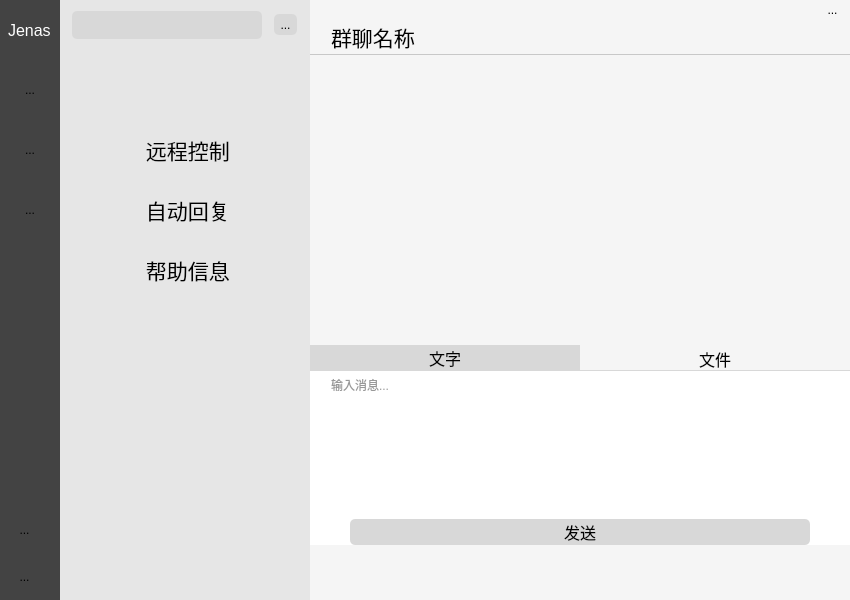
The window that ui_minewx.ui (PengJenas/MineWechat) describes before a commit, drawn with Qt 5.
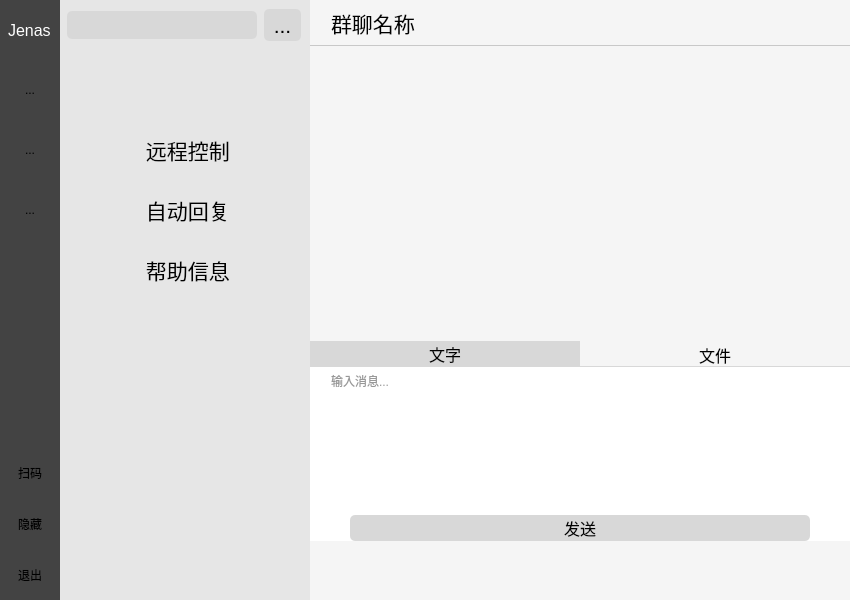
The same window after the commit. The open tabs and pages were chosen to show the change. Icons and pictures are not drawn.

```diff
--- a/ui_minewx.ui
+++ b/ui_minewx.ui
@@ -53,12 +53,12 @@
     <string notr="true">QWidget#verticalWidget_1{
 background-color: rgb(67, 67, 67);
 }
-QLabel{
+QLabel#label_name{
 font: 12pt;
 color:#FFFFFF;
 padding:0px 0px 0px 4px;
 }
-QLabel:hover,QLabel:presse{
+QLabel#label_name:hover,QLabel#label_name:presse{
 background-color:rgb(160, 160, 160);
 }
 QToolButton{
@@ -245,7 +245,7 @@
     <item>
      <widget class="QToolButton" name="toolButton_18login">
       <property name="text">
-       <string>...</string>
+       <string>扫码</string>
       </property>
       <property name="icon">
        <iconset resource="img.qrc">
@@ -257,12 +257,32 @@
         <height>30</height>
        </size>
       </property>
+      <property name="toolButtonStyle">
+       <enum>Qt::ToolButtonIconOnly</enum>
+      </property>
+     </widget>
+    </item>
+    <item>
+     <widget class="QToolButton" name="toolButton_17hide">
+      <property name="text">
+       <string>隐藏</string>
+      </property>
+      <property name="icon">
+       <iconset resource="img.qrc">
+        <normaloff>:/img/images/隐藏图层.png</normaloff>:/img/images/隐藏图层.png</iconset>
+      </property>
+      <property name="iconSize">
+       <size>
+        <width>30</width>
+        <height>30</height>
+       </size>
+      </property>
      </widget>
     </item>
     <item>
      <widget class="QToolButton" name="toolButton_19logout">
       <property name="text">
-       <string>...</string>
+       <string>退出</string>
       </property>
       <property name="icon">
        <iconset resource="img.qrc">
@@ -303,7 +323,7 @@
     <string notr="true">QWidget{
 background-color: rgb(230, 230, 230);
 }
-QLineEdit{
+QLineEdit#lineEdit_search{
 font: 12pt;
 border-radius:5px;
 background-color: rgb(216, 216, 216);
@@ -321,6 +341,18 @@
 QToolButton#toolButton_search:hover{
 background-color:rgb(200, 200, 200);
 }
+QToolButton{
+font: 16pt;
+border-style:solid;
+border-width:0px 0px 0px 0px;
+padding:15px 60px;
+}
+QToolButton:hover{
+background-color:rgb(160, 160, 160);
+}
+QToolButton:checked{
+background-color: rgb(180, 180, 180);
+}
 QListView{
 font: 12pt;
 background-color: rgb(230, 230, 230);
@@ -762,118 +794,7 @@
     <string notr="true">QWidget#verticalWidget_3{
 background-color: rgb(245, 245, 245);
 }
-
-</string>
-   </property>
-   <layout class="QVBoxLayout" name="verticalLayout_3">
-    <property name="spacing">
-     <number>0</number>
-    </property>
-    <property name="leftMargin">
-     <number>0</number>
-    </property>
-    <property name="topMargin">
-     <number>0</number>
-    </property>
-    <property name="rightMargin">
-     <number>0</number>
-    </property>
-    <property name="bottomMargin">
-     <number>0</number>
-    </property>
-    <item>
-     <widget class="QWidget" name="horizontalWidget_31" native="true">
-      <property name="minimumSize">
-       <size>
-        <width>540</width>
-        <height>20</height>
-       </size>
-      </property>
-      <property name="maximumSize">
-       <size>
-        <width>540</width>
-        <height>20</height>
-       </size>
-      </property>
-      <property name="layoutDirection">
-       <enum>Qt::LeftToRight</enum>
-      </property>
-      <property name="styleSheet">
-       <string notr="true">QToolButton{
-border-style:solid;
-border-width:0px 0px 0px 0px;
-padding:0px 8px;
-/*margin:5px;*/
-}
-QToolButton:hover{
-background-color:rgb(200, 200, 200);
-}</string>
-      </property>
-      <layout class="QHBoxLayout" name="horizontalLayout_31">
-       <property name="spacing">
-        <number>0</number>
-       </property>
-       <property name="leftMargin">
-        <number>0</number>
-       </property>
-       <property name="topMargin">
-        <number>0</number>
-       </property>
-       <property name="rightMargin">
-        <number>0</number>
-       </property>
-       <property name="bottomMargin">
-        <number>0</number>
-       </property>
-       <item>
-        <spacer name="horizontalSpacer">
-         <property name="orientation">
-          <enum>Qt::Horizontal</enum>
-         </property>
-         <property name="sizeHint" stdset="0">
-          <size>
-           <width>40</width>
-           <height>20</height>
-          </size>
-         </property>
-        </spacer>
-       </item>
-       <item>
-        <widget class="QToolButton" name="toolButton_33hide">
-         <property name="text">
-          <string>...</string>
-         </property>
-         <property name="icon">
-          <iconset resource="img.qrc">
-           <normaloff>:/img/images/隐藏.png</normaloff>:/img/images/隐藏.png</iconset>
-         </property>
-         <property name="iconSize">
-          <size>
-           <width>30</width>
-           <height>20</height>
-          </size>
-         </property>
-        </widget>
-       </item>
-      </layout>
-     </widget>
-    </item>
-    <item>
-     <widget class="QWidget" name="verticalWidget_32" native="true">
-      <property name="minimumSize">
-       <size>
-        <width>0</width>
-        <height>0</height>
-       </size>
-      </property>
-      <property name="maximumSize">
-       <size>
-        <width>16777215</width>
-        <height>540</height>
-       </size>
-      </property>
-      <property name="styleSheet">
-       <string notr="true">QLabel{
+QLabel{
 font: 16pt ;
 padding:0px 16px 0px 16px;
 border-style:solid;
@@ -922,7 +843,41 @@
 }
 QCheckBox{
 margin: 15px 0px ;
-}</string>
+}
+</string>
+   </property>
+   <layout class="QVBoxLayout" name="verticalLayout_3">
+    <property name="spacing">
+     <number>0</number>
+    </property>
+    <property name="leftMargin">
+     <number>0</number>
+    </property>
+    <property name="topMargin">
+     <number>0</number>
+    </property>
+    <property name="rightMargin">
+     <number>0</number>
+    </property>
+    <property name="bottomMargin">
+     <number>0</number>
+    </property>
+    <item>
+     <widget class="QWidget" name="verticalWidget_32" native="true">
+      <property name="minimumSize">
+       <size>
+        <width>0</width>
+        <height>0</height>
+       </size>
+      </property>
+      <property name="maximumSize">
+       <size>
+        <width>16777215</width>
+        <height>540</height>
+       </size>
+      </property>
+      <property name="styleSheet">
+       <string notr="true"/>
       </property>
       <layout class="QVBoxLayout" name="verticalLayout_32">
        <property name="spacing">
@@ -942,6 +897,9 @@
        </property>
        <item>
         <widget class="QStackedWidget" name="stackedWidget_2">
+         <property name="styleSheet">
+          <string notr="true"/>
+         </property>
          <property name="currentIndex">
           <number>0</number>
          </property>
@@ -1222,13 +1180,13 @@
                 <property name="minimumSize">
                  <size>
                   <width>0</width>
-                  <height>35</height>
+                  <height>45</height>
                  </size>
                 </property>
                 <property name="maximumSize">
                  <size>
                   <width>16777215</width>
-                  <height>35</height>
+                  <height>16777215</height>
                  </size>
                 </property>
                 <property name="text">
@@ -1298,7 +1256,7 @@
                  <x>1</x>
                  <y>1</y>
                  <width>541</width>
-                 <height>151</height>
+                 <height>161</height>
                 </rect>
                </property>
                <property name="minimumSize">
```
Left out of the diff: 40 changed lines with no effect on the pictures.
